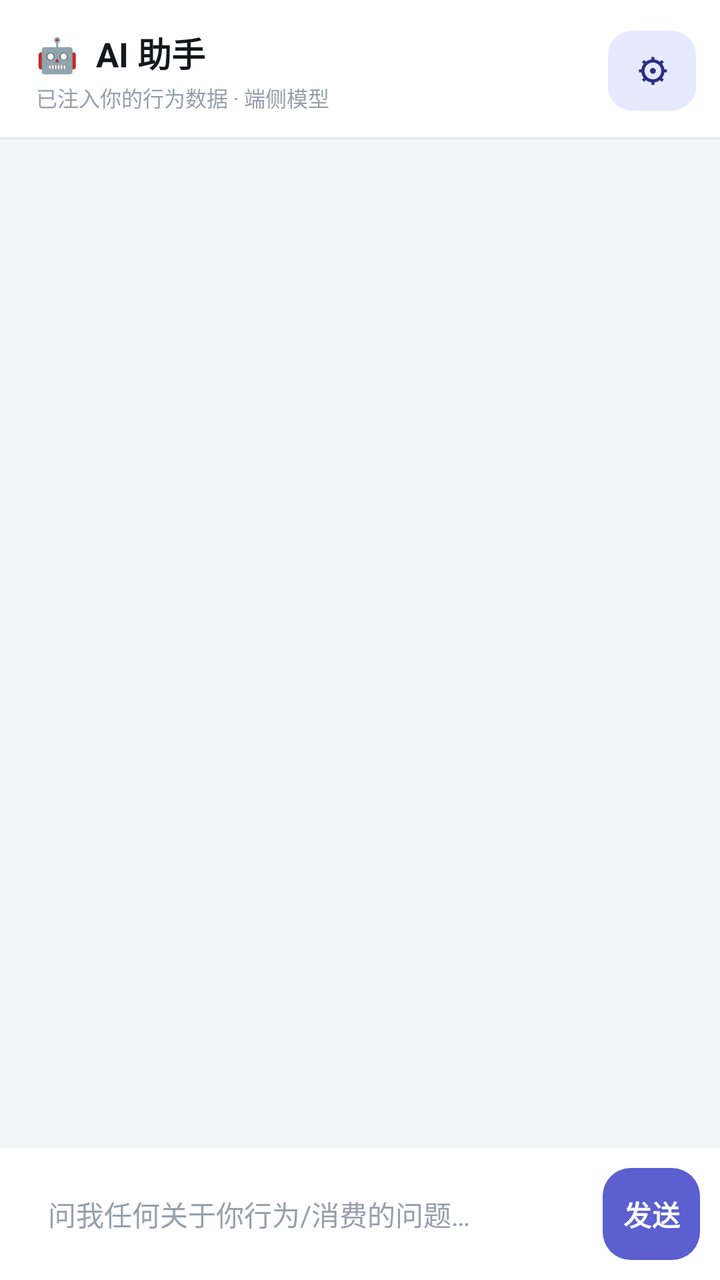
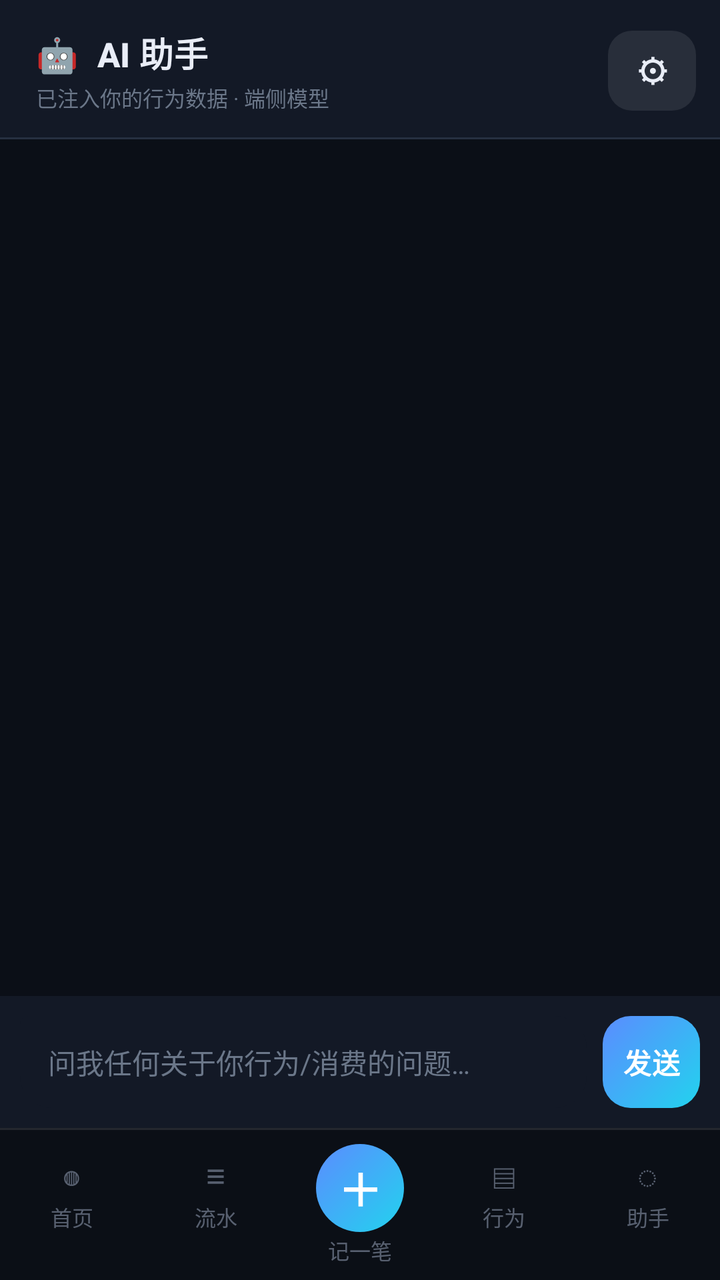

The first picture is an Android layout as it rendered before a commit; the second is the same layout after the commit. The layout source and the unified diff follow.
<!-- AndroidManifest.xml: application theme Theme.Trace -->
<!-- res/layout/activity_chat.xml -->
<?xml version="1.0" encoding="utf-8"?>
<LinearLayout xmlns:android="http://schemas.android.com/apk/res/android"
    android:layout_width="match_parent"
    android:layout_height="match_parent"
    android:orientation="vertical"
    android:background="?android:attr/colorBackground"
    android:fitsSystemWindows="true">

    
    <LinearLayout
        android:layout_width="match_parent"
        android:layout_height="wrap_content"
        android:orientation="horizontal"
        android:gravity="center_vertical"
        android:background="?attr/colorSurface"
        android:paddingStart="18dp"
        android:paddingEnd="12dp"
        android:paddingTop="14dp"
        android:paddingBottom="12dp">

        <LinearLayout
            android:layout_width="0dp"
            android:layout_height="wrap_content"
            android:layout_weight="1"
            android:orientation="vertical">

            <TextView
                android:layout_width="wrap_content"
                android:layout_height="wrap_content"
                android:text="🤖  AI 助手"
                android:textSize="17sp"
                android:textStyle="bold"
                android:textColor="@color/text" />

            <TextView
                android:id="@+id/tvChatSubtitle"
                android:layout_width="wrap_content"
                android:layout_height="wrap_content"
                android:text="已注入你的行为数据 · 端侧模型"
                android:textSize="10.5sp"
                android:layout_marginTop="2dp"
                android:textColor="@color/text_3" />
        </LinearLayout>

        <Button
            android:id="@+id/btnChatSettings"
            style="@style/Widget.Trace.Button.Tonal"
            android:layout_width="44dp"
            android:layout_height="40dp"
            android:text="⚙"
            android:textSize="16sp" />
    </LinearLayout>

    <View
        android:layout_width="match_parent"
        android:layout_height="1dp"
        android:background="@color/outline" />

    
    <ScrollView
        android:id="@+id/chatScroll"
        android:layout_width="match_parent"
        android:layout_height="0dp"
        android:layout_weight="1"
        android:fillViewport="true">

        <LinearLayout
            android:id="@+id/chatContainer"
            android:layout_width="match_parent"
            android:layout_height="wrap_content"
            android:orientation="vertical"
            android:padding="14dp" />
    </ScrollView>

    
    <LinearLayout
        android:layout_width="match_parent"
        android:layout_height="wrap_content"
        android:orientation="horizontal"
        android:background="?attr/colorSurface"
        android:padding="10dp"
        android:gravity="center_vertical">

        <EditText
            android:id="@+id/chatInput"
            android:layout_width="0dp"
            android:layout_height="46dp"
            android:layout_weight="1"
            android:hint="问我任何关于你行为/消费的问题…"
            android:textSize="14sp"
            android:textColor="@color/text"
            android:textColorHint="@color/text_3"
            android:background="@drawable/bubble_ai"
            android:paddingStart="14dp"
            android:paddingEnd="14dp"
            android:maxLines="1"
            android:inputType="text" />

        <Button
            android:id="@+id/btnSend"
            style="@style/Widget.Trace.Button.Primary"
            android:layout_width="wrap_content"
            android:layout_height="46dp"
            android:text="发送"
            android:layout_marginStart="8dp" />
    </LinearLayout>
</LinearLayout>
<!-- resources referenced by this layout -->
<resources>
  <color name="outline">#E4E6EF</color>
  <color name="text">#15171E</color>
  <color name="text_3">#98A0AE</color>
  <style name="Widget.Trace.Button.Primary" parent="Widget.Material3.Button">
          <item name="android:layout_height">46dp</item>
          <item name="android:minWidth">0dp</item>
          <item name="android:minHeight">0dp</item>
          <item name="android:insetTop">0dp</item>
          <item name="android:insetBottom">0dp</item>
          <item name="android:paddingStart">10dp</item>
          <item name="android:paddingEnd">10dp</item>
          <item name="android:textSize">14sp</item>
          <item name="android:textStyle">bold</item>
          <item name="android:textAllCaps">false</item>
          <item name="android:letterSpacing">0.02</item>
          <item name="android:stateListAnimator">@null</item>
          <item name="cornerRadius">14dp</item>
          <item name="backgroundTint">?attr/colorPrimary</item>
          <item name="android:textColor">?attr/colorOnPrimary</item>
      </style>
  <style name="Widget.Trace.Button.Tonal" parent="Widget.Material3.Button.TonalButton">
          <item name="android:layout_height">44dp</item>
          <item name="android:minWidth">0dp</item>
          <item name="android:minHeight">0dp</item>
          <item name="android:insetTop">0dp</item>
          <item name="android:insetBottom">0dp</item>
          <item name="android:paddingStart">2dp</item>
          <item name="android:paddingEnd">2dp</item>
          <item name="android:textSize">12.5sp</item>
          <item name="android:textStyle">bold</item>
          <item name="android:textAllCaps">false</item>
          <item name="android:letterSpacing">0.01</item>
          <item name="android:stateListAnimator">@null</item>
          <item name="cornerRadius">12dp</item>
          <item name="backgroundTint">?attr/colorPrimaryContainer</item>
          <item name="android:textColor">?attr/colorOnPrimaryContainer</item>
      </style>
  <style name="Theme.Trace" parent="Theme.Material3.DayNight.NoActionBar">
          
          <item name="colorPrimary">@color/brand_500</item>
          <item name="colorOnPrimary">@color/on_brand</item>
          <item name="colorPrimaryContainer">@color/brand_container</item>
          <item name="colorOnPrimaryContainer">@color/on_brand_container</item>
  
          
          <item name="colorSecondary">@color/brand_500</item>
          <item name="colorOnSecondary">@color/on_brand</item>
          <item name="colorSecondaryContainer">@color/brand_container</item>
          <item name="colorOnSecondaryContainer">@color/on_brand_container</item>
          <item name="colorTertiary">@color/amber_500</item>
          <item name="colorTertiaryContainer">@color/amber_container</item>
          <item name="colorOnTertiaryContainer">@color/on_amber_container</item>
  
          
          <item name="android:colorBackground">@color/bg</item>
          <item name="colorSurface">@color/surface</item>
          <item name="colorOnSurface">@color/text</item>
          <item name="colorSurfaceVariant">@color/surface_variant</item>
          <item name="colorOnSurfaceVariant">@color/text_2</item>
          <item name="colorSurfaceContainer">@color/surface_variant</item>
          <item name="colorOutline">@color/outline</item>
          <item name="colorOutlineVariant">@color/outline</item>
  
          <item name="android:windowBackground">@color/bg</item>
          <item name="android:textColorPrimary">@color/text</item>
          <item name="android:textColorSecondary">@color/text_2</item>
          <item name="android:statusBarColor" tools:targetApi="l">@android:color/transparent</item>
          <item name="android:navigationBarColor" tools:targetApi="l">@android:color/transparent</item>
  
          
          <item name="materialButtonStyle">@style/Widget.Trace.Button.Primary</item>
          <item name="materialCardViewStyle">@style/Widget.Trace.Card</item>
      </style>
  <color name="surface">#FFFFFF</color>
  <color name="brand_500">#5B5FCF</color>
  <color name="brand_container">#E7E9FF</color>
  <color name="on_brand_container">#2A2E85</color>
  <color name="amber_500">#F59E0B</color>
  <color name="amber_container">#FFF0D6</color>
  <color name="on_amber_container">#8A5300</color>
  <color name="bg">#F4F5F9</color>
  <color name="surface_variant">#F2F3F9</color>
  <color name="text_2">#646B79</color>
  <style name="Widget.Trace.Card" parent="Widget.Material3.CardView.Outlined">
          <item name="cardBackgroundColor">?attr/colorSurface</item>
          <item name="cardCornerRadius">18dp</item>
          <item name="cardElevation">0dp</item>
          <item name="strokeColor">?attr/colorOutline</item>
          <item name="strokeWidth">1dp</item>
          <item name="cardPreventCornerOverlap">true</item>
          <item name="cardUseCompatPadding">false</item>
      </style>
  <!-- unchanged entries left out for length: 2 -->
</resources>

<!-- the commit's change to res/layout/activity_chat.xml (unified diff, before → after) -->
@@ -27,10 +27,8 @@
             <TextView
                 android:layout_width="wrap_content"
                 android:layout_height="wrap_content"
-                android:text="🤖  AI 助手"
-                android:textSize="17sp"
-                android:textStyle="bold"
-                android:textColor="@color/text" />
+                style="@style/Text.Trace.Section"
+                android:text="🤖  AI 助手" />
 
             <TextView
                 android:id="@+id/tvChatSubtitle"
@@ -104,4 +102,182 @@
             android:text="发送"
             android:layout_marginStart="8dp" />
     </LinearLayout>
+
+    <include layout="@layout/view_bottom_nav" />
 </LinearLayout>
+<!-- res/layout/view_bottom_nav.xml (included above) -->
+<?xml version="1.0" encoding="utf-8"?>
+<LinearLayout xmlns:android="http://schemas.android.com/apk/res/android"
+    android:layout_width="match_parent"
+    android:layout_height="wrap_content"
+    android:orientation="vertical"
+    android:background="@color/nav_bg">
+
+    <View
+        android:layout_width="match_parent"
+        android:layout_height="1dp"
+        android:background="@color/glass_stroke" />
+
+    <LinearLayout
+        android:layout_width="match_parent"
+        android:layout_height="wrap_content"
+        android:orientation="horizontal"
+        android:paddingTop="7dp"
+        android:paddingBottom="7dp">
+
+        <LinearLayout
+            android:id="@+id/navHome"
+            android:layout_width="0dp"
+            android:layout_height="wrap_content"
+            android:layout_weight="1"
+            android:orientation="vertical"
+            android:gravity="center"
+            android:paddingTop="4dp"
+            android:paddingBottom="4dp"
+            android:clickable="true"
+            android:focusable="true"
+            android:background="?attr/selectableItemBackgroundBorderless">
+
+            <TextView
+                android:id="@+id/tvNavHomeIcon"
+                android:layout_width="wrap_content"
+                android:layout_height="wrap_content"
+                android:text="◍"
+                android:textSize="17sp"
+                android:textColor="@color/nav_idle" />
+
+            <TextView
+                android:id="@+id/tvNavHomeLabel"
+                android:layout_width="wrap_content"
+                android:layout_height="wrap_content"
+                android:text="首页"
+                android:textSize="10.5sp"
+                android:layout_marginTop="1dp"
+                android:textColor="@color/nav_idle" />
+        </LinearLayout>
+
+        <LinearLayout
+            android:id="@+id/navRecords"
+            android:layout_width="0dp"
+            android:layout_height="wrap_content"
+            android:layout_weight="1"
+            android:orientation="vertical"
+            android:gravity="center"
+            android:paddingTop="4dp"
+            android:paddingBottom="4dp"
+            android:clickable="true"
+            android:focusable="true"
+            android:background="?attr/selectableItemBackgroundBorderless">
+
+            <TextView
+                android:id="@+id/tvNavRecordsIcon"
+                android:layout_width="wrap_content"
+                android:layout_height="wrap_content"
+                android:text="≡"
+                android:textSize="17sp"
+                android:textColor="@color/nav_idle" />
+
+            <TextView
+                android:id="@+id/tvNavRecordsLabel"
+                android:layout_width="wrap_content"
+                android:layout_height="wrap_content"
+                android:text="流水"
+                android:textSize="10.5sp"
+                android:layout_marginTop="1dp"
+                android:textColor="@color/nav_idle" />
+        </LinearLayout>
+
+        <LinearLayout
+            android:id="@+id/navAdd"
+            android:layout_width="0dp"
+            android:layout_height="wrap_content"
+            android:layout_weight="1"
+            android:orientation="vertical"
+            android:gravity="center"
+            android:clickable="true"
+            android:focusable="true"
+            android:background="?attr/selectableItemBackgroundBorderless">
+
+            <TextView
+                android:layout_width="44dp"
+                android:layout_height="44dp"
+                android:background="@drawable/bg_nav_center"
+                android:gravity="center"
+                android:text="＋"
+                android:textSize="22sp"
+                android:textStyle="bold"
+                android:textColor="@color/on_brand" />
+
+            <TextView
+                android:id="@+id/tvNavAddLabel"
+                android:layout_width="wrap_content"
+                android:layout_height="wrap_content"
+                android:text="记一笔"
+                android:textSize="10.5sp"
+                android:layout_marginTop="1dp"
+                android:textColor="@color/nav_idle" />
+        </LinearLayout>
+
+        <LinearLayout
+            android:id="@+id/navBehavior"
+            android:layout_width="0dp"
+            android:layout_height="wrap_content"
+            android:layout_weight="1"
+            android:orientation="vertical"
+            android:gravity="center"
+            android:paddingTop="4dp"
+            android:paddingBottom="4dp"
+            android:clickable="true"
+            android:focusable="true"
+            android:background="?attr/selectableItemBackgroundBorderless">
+
+            <TextView
+                android:id="@+id/tvNavBehaviorIcon"
+                android:layout_width="wrap_content"
+                android:layout_height="wrap_content"
+                android:text="▤"
+                android:textSize="17sp"
+                android:textColor="@color/nav_idle" />
+
+            <TextView
+                android:id="@+id/tvNavBehaviorLabel"
+                android:layout_width="wrap_content"
+                android:layout_height="wrap_content"
+                android:text="行为"
+                android:textSize="10.5sp"
+                android:layout_marginTop="1dp"
+                android:textColor="@color/nav_idle" />
+        </LinearLayout>
+
+        <LinearLayout
+            android:id="@+id/navChat"
+            android:layout_width="0dp"
+            android:layout_height="wrap_content"
+            android:layout_weight="1"
+            android:orientation="vertical"
+            android:gravity="center"
+            android:paddingTop="4dp"
+            android:paddingBottom="4dp"
+            android:clickable="true"
+            android:focusable="true"
+            android:background="?attr/selectableItemBackgroundBorderless">
+
+            <TextView
+                android:id="@+id/tvNavChatIcon"
+                android:layout_width="wrap_content"
+                android:layout_height="wrap_content"
+                android:text="◌"
+                android:textSize="17sp"
+                android:textColor="@color/nav_idle" />
+
+            <TextView
+                android:id="@+id/tvNavChatLabel"
+                android:layout_width="wrap_content"
+                android:layout_height="wrap_content"
+                android:text="助手"
+                android:textSize="10.5sp"
+                android:layout_marginTop="1dp"
+                android:textColor="@color/nav_idle" />
+        </LinearLayout>
+    </LinearLayout>
+</LinearLayout>
<!-- resource entries referenced after the edit -->
@@ -1,8 +1,27 @@
 <!-- resources referenced by this layout -->
 <resources>
-  <color name="outline">#E4E6EF</color>
-  <color name="text">#15171E</color>
-  <color name="text_3">#98A0AE</color>
+  <color name="glass_stroke">#1AFFFFFF</color>
+  <color name="nav_bg">#F20B0F17</color>
+  <color name="nav_idle">#8A9AA6BC</color>
+  <color name="outline">#263041</color>
+  <color name="text">#E9EDF7</color>
+  <color name="text_3">#6B7789</color>
+  <!-- drawable bg_nav_center (drawable) -->
+  <?xml version="1.0" encoding="utf-8"?>
+  <shape xmlns:android="http://schemas.android.com/apk/res/android" android:shape="oval">
+      <gradient
+          android:angle="135"
+          android:startColor="@color/accent"
+          android:endColor="@color/accent_2"
+          android:type="linear" />
+      <size android:width="44dp" android:height="44dp" />
+  </shape>
+  <style name="Text.Trace.Section" parent="TextAppearance.Material3.TitleSmall">
+          <item name="android:textSize">17sp</item>
+          <item name="android:textStyle">bold</item>
+          <item name="android:letterSpacing">0.01</item>
+          <item name="android:textColor">@color/text</item>
+      </style>
   <style name="Widget.Trace.Button.Primary" parent="Widget.Material3.Button">
           <item name="android:layout_height">46dp</item>
           <item name="android:minWidth">0dp</item>
@@ -16,11 +35,12 @@
           <item name="android:textAllCaps">false</item>
           <item name="android:letterSpacing">0.02</item>
           <item name="android:stateListAnimator">@null</item>
+          <item name="android:background">@drawable/bg_cta</item>
+          <item name="backgroundTint">@null</item>
           <item name="cornerRadius">14dp</item>
-          <item name="backgroundTint">?attr/colorPrimary</item>
-          <item name="android:textColor">?attr/colorOnPrimary</item>
+          <item name="android:textColor">@color/on_brand</item>
       </style>
-  <style name="Widget.Trace.Button.Tonal" parent="Widget.Material3.Button.TonalButton">
+  <style name="Widget.Trace.Button.Tonal" parent="Widget.Material3.Button">
           <item name="android:layout_height">44dp</item>
           <item name="android:minWidth">0dp</item>
           <item name="android:minHeight">0dp</item>
@@ -33,11 +53,11 @@
           <item name="android:textAllCaps">false</item>
           <item name="android:letterSpacing">0.01</item>
           <item name="android:stateListAnimator">@null</item>
+          <item name="backgroundTint">@color/glass_strong</item>
           <item name="cornerRadius">12dp</item>
-          <item name="backgroundTint">?attr/colorPrimaryContainer</item>
-          <item name="android:textColor">?attr/colorOnPrimaryContainer</item>
+          <item name="android:textColor">@color/text</item>
       </style>
-  <style name="Theme.Trace" parent="Theme.Material3.DayNight.NoActionBar">
+  <style name="Theme.Trace" parent="Theme.Material3.Dark.NoActionBar">
           
           <item name="colorPrimary">@color/brand_500</item>
           <item name="colorOnPrimary">@color/on_brand</item>
@@ -45,7 +65,7 @@
           <item name="colorOnPrimaryContainer">@color/on_brand_container</item>
   
           
-          <item name="colorSecondary">@color/brand_500</item>
+          <item name="colorSecondary">@color/accent_2</item>
           <item name="colorOnSecondary">@color/on_brand</item>
           <item name="colorSecondaryContainer">@color/brand_container</item>
           <item name="colorOnSecondaryContainer">@color/on_brand_container</item>
@@ -66,32 +86,48 @@
           <item name="android:windowBackground">@color/bg</item>
           <item name="android:textColorPrimary">@color/text</item>
           <item name="android:textColorSecondary">@color/text_2</item>
-          <item name="android:statusBarColor" tools:targetApi="l">@android:color/transparent</item>
-          <item name="android:navigationBarColor" tools:targetApi="l">@android:color/transparent</item>
+          <item name="android:statusBarColor" tools:targetApi="l">@color/bg</item>
+          <item name="android:navigationBarColor" tools:targetApi="l">@color/bg</item>
+          <item name="android:windowLightStatusBar" tools:targetApi="m">false</item>
+          <item name="android:windowLightNavigationBar" tools:targetApi="o_mr1">false</item>
+          <item name="android:forceDarkAllowed" tools:targetApi="q">false</item>
   
-          
           <item name="materialButtonStyle">@style/Widget.Trace.Button.Primary</item>
           <item name="materialCardViewStyle">@style/Widget.Trace.Card</item>
       </style>
-  <color name="surface">#FFFFFF</color>
-  <color name="brand_500">#5B5FCF</color>
-  <color name="brand_container">#E7E9FF</color>
-  <color name="on_brand_container">#2A2E85</color>
-  <color name="amber_500">#F59E0B</color>
-  <color name="amber_container">#FFF0D6</color>
-  <color name="on_amber_container">#8A5300</color>
-  <color name="bg">#F4F5F9</color>
-  <color name="surface_variant">#F2F3F9</color>
-  <color name="text_2">#646B79</color>
+  <color name="accent">#22D3EE</color>
+  <color name="accent_2">#5B8CFF</color>
+  <color name="surface">#131926</color>
+  <!-- drawable bg_cta (drawable) -->
+  <?xml version="1.0" encoding="utf-8"?>
+  <shape xmlns:android="http://schemas.android.com/apk/res/android" android:shape="rectangle">
+      <gradient
+          android:angle="135"
+          android:startColor="@color/accent"
+          android:endColor="@color/accent_2"
+          android:type="linear" />
+      <corners android:radius="14dp" />
+  </shape>
+  <color name="glass_strong">#17FFFFFF</color>
+  <color name="brand_500">#4C8DFF</color>
+  <color name="brand_container">#16273F</color>
+  <color name="on_brand_container">#9CC6FF</color>
+  <color name="amber_500">#FFB86B</color>
+  <color name="amber_container">#3A2A12</color>
+  <color name="on_amber_container">#FFD9A8</color>
+  <color name="bg">#0B0F17</color>
+  <color name="surface_variant">#1B2231</color>
+  <color name="text_2">#9AA6BC</color>
   <style name="Widget.Trace.Card" parent="Widget.Material3.CardView.Outlined">
-          <item name="cardBackgroundColor">?attr/colorSurface</item>
+          <item name="cardBackgroundColor">@color/glass</item>
           <item name="cardCornerRadius">18dp</item>
           <item name="cardElevation">0dp</item>
-          <item name="strokeColor">?attr/colorOutline</item>
+          <item name="strokeColor">@color/glass_stroke</item>
           <item name="strokeWidth">1dp</item>
           <item name="cardPreventCornerOverlap">true</item>
           <item name="cardUseCompatPadding">false</item>
       </style>
+  <color name="glass">#0FFFFFFF</color>
   <!-- unchanged entries left out for length: 2 -->
 </resources>
 
